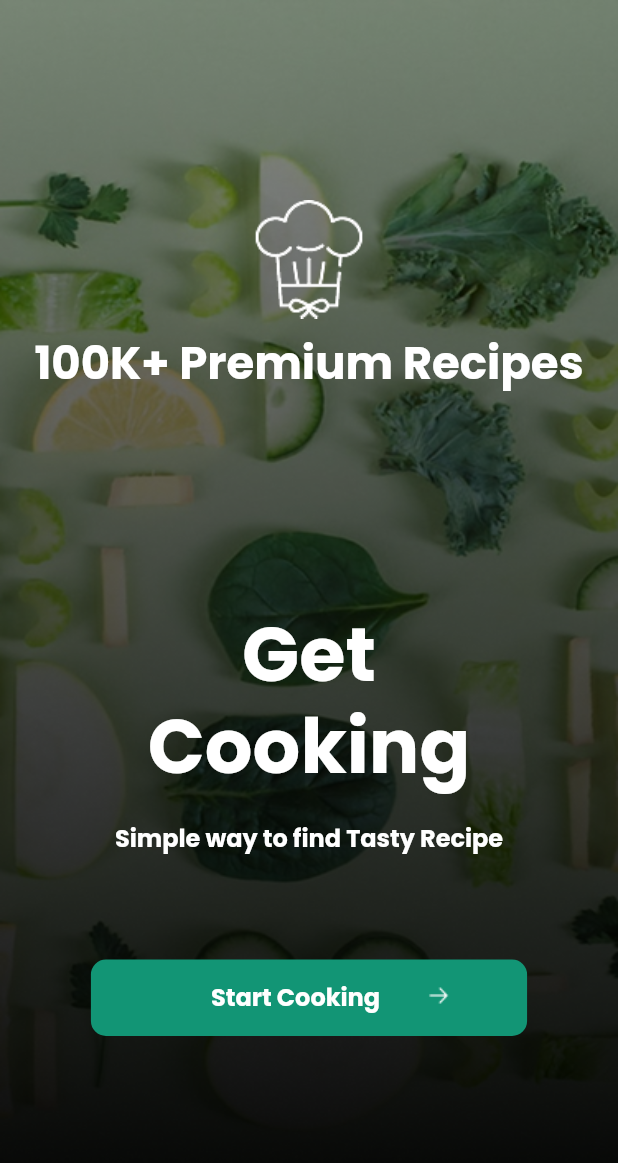
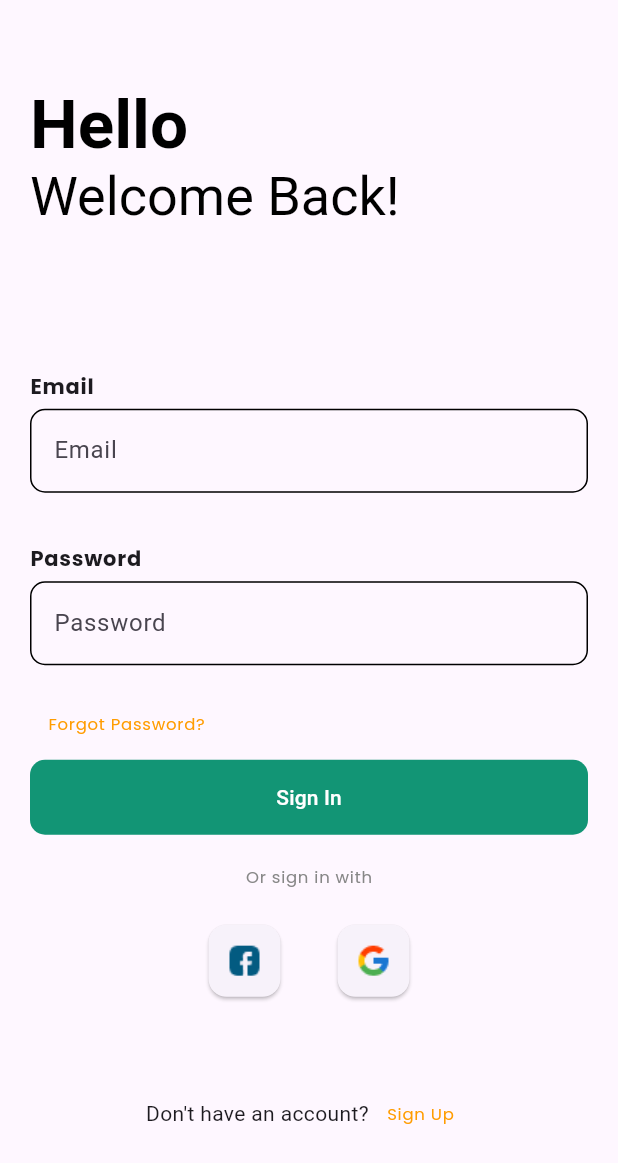
Before and after one commit to abdulrehman202/recipe_app, a Flutter app: the screen it shows after launch, after a tap on "Start Cooking", on a phone screen of 412 x 824 dp. Shown: the top 1163 px of the screen. Run offline on Flutter 3.47's test engine with Material 3 defaults, Android fonts, the phone set to English and light mode, and no system bars.

Commit message:
Login screen ready

```diff
--- a/lib/Constants.dart
+++ b/lib/Constants.dart
@@ -7,6 +7,10 @@ class Constants{
   static String SPLASH_IMAGE = 'splash.png';
   static String CHEF_HAT_ICON = 'chef.png';
   static String ARROW_RIGHT = 'Arrow-Right.png';
+  static String FB_ICON = 'facebook.png';
+  static String GOOGLE_ICON = 'google.png';
 
   static Color BUTTON_COLOR = Color(0xff129575);
+  static Color YELLOW_LABEL_COLOR = Color(0xffFF9C00);
+  static Color GREY_LABEL_COLOR = Color(0xff878787);
 }
--- /dev/null
+++ b/lib/View/login_screen.dart
@@ -0,0 +1,147 @@
+import 'package:flutter/material.dart';
+import 'package:recipe_app/Constants.dart';
+
+class LoginScreen extends StatefulWidget {
+  const LoginScreen({super.key});
+
+  @override
+  State<LoginScreen> createState() => _LoginScreenState();
+}
+
+class _LoginScreenState extends State<LoginScreen> {
+  @override
+  Widget build(BuildContext context) {
+    return Scaffold(
+      body: _body(),
+    );
+  }
+
+  Widget _body() {
+    return Center(
+      child: Padding(
+        padding: const EdgeInsets.all(20),
+        child: SingleChildScrollView(
+          child: Column(
+            crossAxisAlignment: CrossAxisAlignment.start,
+            children: [
+              Text.rich(
+                TextSpan(
+                  children: [
+                    TextSpan(
+                        text: 'Hello\n',
+                        style: Theme.of(context)
+                            .textTheme
+                            .displayMedium!
+                            .copyWith(
+                                color: Colors.black,
+                                fontWeight: FontWeight.bold)),
+                    TextSpan(
+                      text: 'Welcome Back!',
+                      style: Theme.of(context)
+                          .textTheme
+                          .displaySmall!
+                          .copyWith(color: Colors.black),
+                    ),
+                  ],
+                ),
+              ),
+              const SizedBox(
+                height: 75.0,
+              ),
+              txtFld('Email'),
+              txtFld('Password'),
+              TextButton(
+                  onPressed: () {},
+                  child: Text(
+                    'Forgot Password?',
+                    style: Theme.of(context)
+                        .textTheme
+                        .labelSmall!
+                        .copyWith(color: Constants.YELLOW_LABEL_COLOR),
+                  )),
+              SizedBox(
+                  width: double.infinity,
+                  child: FilledButton(
+                      onPressed: () {}, child: const Text('Sign In'))),
+              Container(
+                  alignment: Alignment.center,
+                  margin: const EdgeInsets.all(20),
+                  child: Text(
+                    'Or sign in with',
+                    style: Theme.of(context)
+                        .textTheme
+                        .labelSmall!
+                        .copyWith(color: Constants.GREY_LABEL_COLOR),
+                  )),
+              Row(
+                mainAxisAlignment: MainAxisAlignment.center,
+                children: [
+                  Card(
+                      child: IconButton(
+                          onPressed: () {},
+                          icon: Image.asset(
+                              Constants.BASE_IMG_PATH + Constants.FB_ICON))),
+                  const SizedBox(
+                    width: 30,
+                  ),
+                  Card(
+                      child: IconButton(
+                          onPressed: () {},
+                          icon: Image.asset(
+                              Constants.BASE_IMG_PATH + Constants.GOOGLE_ICON)))
+                ],
+              ),
+              Container(
+                margin: const EdgeInsets.only(top: 50),
+                child: Row(
+                  mainAxisAlignment: MainAxisAlignment.center,
+                  children: [
+                    const Text('Don\'t have an account?'),
+                    TextButton(
+                        onPressed: () {},
+                        child: Text(
+                          'Sign Up',
+                          style: Theme.of(context)
+                              .textTheme
+                              .labelSmall!
+                              .copyWith(color: Constants.YELLOW_LABEL_COLOR),
+                        )),
+                  ],
+                ),
+              )
+            ],
+          ),
+        ),
+      ),
+    );
+  }
+
+  Widget txtFld(String lbl) {
+    return Container(
+      margin: const EdgeInsets.symmetric(vertical: 15),
+      child: Column(
+        crossAxisAlignment: CrossAxisAlignment.start,
+        children: [
+          Padding(
+            padding: const EdgeInsets.symmetric(vertical: 5),
+            child: Text(
+              lbl,
+              style: Theme.of(context).textTheme.labelMedium,
+            ),
+          ),
+          TextField(
+            decoration: InputDecoration(
+              hintText: lbl,
+              enabledBorder: const OutlineInputBorder(
+                  borderRadius: BorderRadius.all(Radius.circular(10))),
+              focusedBorder: const OutlineInputBorder(
+                  borderRadius: BorderRadius.all(Radius.circular(10))),
+              fillColor: Colors.white,
+              focusColor: Colors.white,
+            ),
+          ),
+        ],
+      ),
+    );
+  }
+}
--- a/lib/View/splash_screen.dart
+++ b/lib/View/splash_screen.dart
@@ -1,5 +1,6 @@
 import 'package:flutter/material.dart';
 import 'package:recipe_app/Constants.dart';
+import 'package:recipe_app/View/login_screen.dart';
 
 class SplashScreen extends StatelessWidget {
   const SplashScreen({super.key});
@@ -13,41 +14,72 @@ class SplashScreen extends StatelessWidget {
           child: Stack(
             fit: StackFit.expand,
             children: [
-            Image.asset(Constants.BASE_IMG_PATH+Constants.SPLASH_IMAGE, fit: BoxFit.fill,),
+              Image.asset(
+                Constants.BASE_IMG_PATH + Constants.SPLASH_IMAGE,
+                fit: BoxFit.fill,
+              ),
               Column(
                 mainAxisAlignment: MainAxisAlignment.spaceEvenly,
                 children: [
-                Column(children: [Image.asset(Constants.BASE_IMG_PATH+Constants.CHEF_HAT_ICON),
+                  Column(
+                    children: [
+                      Image.asset(
+                          Constants.BASE_IMG_PATH + Constants.CHEF_HAT_ICON),
                       Padding(
                         padding: const EdgeInsets.all(10.0),
-              child: Text('100K+ Premium Recipes',style: Theme.of(context).textTheme.headlineMedium,),
-            ),],),
+                        child: Text(
+                          '100K+ Premium Recipes',
+                          style: Theme.of(context).textTheme.headlineMedium,
+                        ),
+                      ),
+                    ],
+                  ),
                   Column(
                     mainAxisAlignment: MainAxisAlignment.spaceBetween,
                     children: [
-                Text('Get\nCooking',textAlign: TextAlign.center,style: Theme.of(context).textTheme.headlineLarge,),
+                      Text(
+                        'Get\nCooking',
+                        textAlign: TextAlign.center,
+                        style: Theme.of(context).textTheme.headlineLarge,
+                      ),
                       Padding(
                         padding: const EdgeInsets.all(20.0),
-              child: Text('Simple way to find Tasty Recipe',style: Theme.of(context).textTheme.headlineSmall,),
+                        child: Text(
+                          'Simple way to find Tasty Recipe',
+                          style: Theme.of(context).textTheme.headlineSmall,
+                        ),
                       ),
                       Container(
-              margin: EdgeInsets.only(top: 50),
-              child: FilledButton(onPressed: (){}, child: Wrap(
+                        margin: const EdgeInsets.only(top: 50),
+                        child: FilledButton(
+                          onPressed: () {
+                            Navigator.push(
+                                context,
+                                MaterialPageRoute(
+                                    builder: (builder) => const LoginScreen()));
+                          },
+                          child: Wrap(
                             direction: Axis.horizontal,
                             children: [
                               Padding(
-                    padding: const EdgeInsets.symmetric(horizontal: 30),
-                    child: Text('Start Cooking',style: Theme.of(context).textTheme.headlineSmall,),
+                                padding:
+                                    const EdgeInsets.symmetric(horizontal: 30),
+                                child: Text(
+                                  'Start Cooking',
+                                  style:
+                                      Theme.of(context).textTheme.headlineSmall,
                                 ),
-                                ImageIcon(AssetImage(Constants.BASE_IMG_PATH+Constants.ARROW_RIGHT)),
+                              ),
+                              ImageIcon(AssetImage(Constants.BASE_IMG_PATH +
+                                  Constants.ARROW_RIGHT)),
                             ],
-              ),),
+                          ),
+                        ),
                       ),
                     ],
                   )
                 ],
               ),
-
             ],
           )),
     );
--- a/lib/main.dart
+++ b/lib/main.dart
@@ -18,28 +18,38 @@ class MyApp extends StatelessWidget {
     return MaterialApp(
       title: 'Recipes',
       theme: ThemeData(
-          scaffoldBackgroundColor: const Color(0xff252525),
-          floatingActionButtonTheme: const FloatingActionButtonThemeData(
-              shape: CircleBorder(), backgroundColor: Color(0xff252525)),
-          primaryColor: const Color(0xff252525),
-          appBarTheme: AppBarTheme(
-              color: const Color(0xff252525),
-              titleTextStyle: commonTextStyle.copyWith(fontSize: 20),
-              actionsIconTheme: const IconThemeData(color: Colors.white)),
-          iconTheme: const IconThemeData(color: Colors.white),
-          textTheme: TextTheme(headlineLarge: commonTextStyle.copyWith(fontSize: 50, fontWeight: FontWeight.bold,
-      color: Colors.white,),headlineMedium: commonTextStyle.copyWith(fontSize: 30, fontWeight: FontWeight.bold,
-      color: Colors.white,),headlineSmall: commonTextStyle.copyWith(fontSize: 16, fontWeight: FontWeight.bold,
-      color: Colors.white,)),
-          primarySwatch: Colors.green,
+          textTheme: TextTheme(
+              labelMedium: commonTextStyle.copyWith(
+                  fontSize: 14, fontWeight: FontWeight.bold),
+              labelSmall: commonTextStyle.copyWith(
+                fontSize: 11,
+              ),
+              headlineLarge: commonTextStyle.copyWith(
+                fontSize: 50,
+                fontWeight: FontWeight.bold,
+                color: Colors.white,
+              ),
+              headlineMedium: commonTextStyle.copyWith(
+                fontSize: 30,
+                fontWeight: FontWeight.bold,
+                color: Colors.white,
+              ),
+              headlineSmall: commonTextStyle.copyWith(
+                fontSize: 16,
+                fontWeight: FontWeight.bold,
+                color: Colors.white,
+              )),
           filledButtonTheme: FilledButtonThemeData(
               style: ButtonStyle(
-                shape: WidgetStatePropertyAll(RoundedRectangleBorder(
-      borderRadius: BorderRadius.circular(10),
-    ),
-),
-                padding: const WidgetStatePropertyAll(EdgeInsets.symmetric(horizontal: 50, vertical: 15)),
-                  backgroundColor: WidgetStatePropertyAll(Constants.BUTTON_COLOR)))),
+                  shape: WidgetStatePropertyAll(
+                    RoundedRectangleBorder(
+                      borderRadius: BorderRadius.circular(10),
+                    ),
+                  ),
+                  padding: const WidgetStatePropertyAll(
+                      EdgeInsets.symmetric(horizontal: 50, vertical: 15)),
+                  backgroundColor:
+                      WidgetStatePropertyAll(Constants.BUTTON_COLOR)))),
       home: const SplashScreen(),
       debugShowCheckedModeBanner: false,
     );
--- a/pubspec.yaml
+++ b/pubspec.yaml
@@ -63,6 +63,8 @@ flutter:
     - assets/images/splash.png
     - assets/images/chef.png
     - assets/images/Arrow-Right.png
+    - assets/images/facebook.png
+    - assets/images/google.png
 
   # An image asset can refer to one or more resolution-specific "variants", see
   # https://flutter.dev/to/resolution-aware-images
```
Lines whose indentation alone changed are shown as unchanged.
